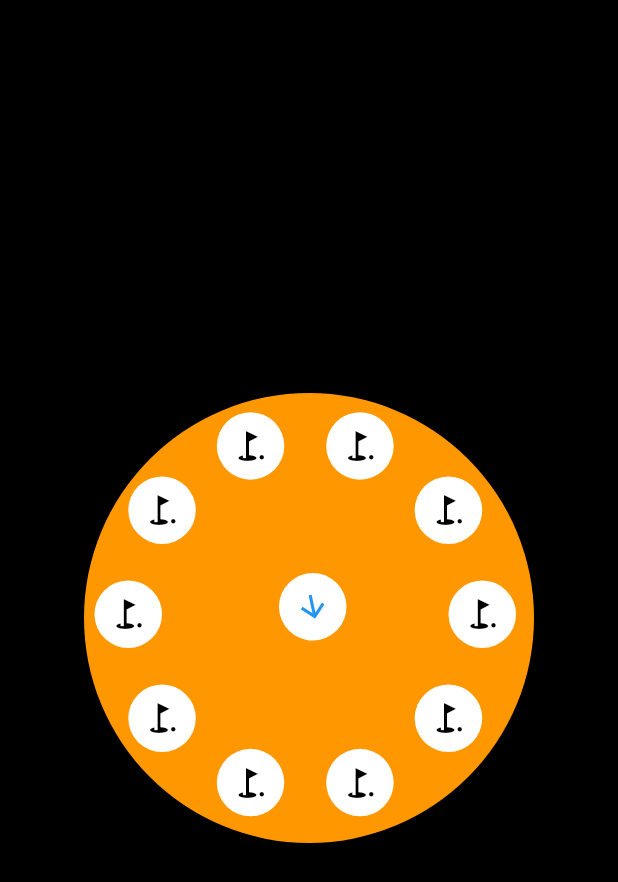
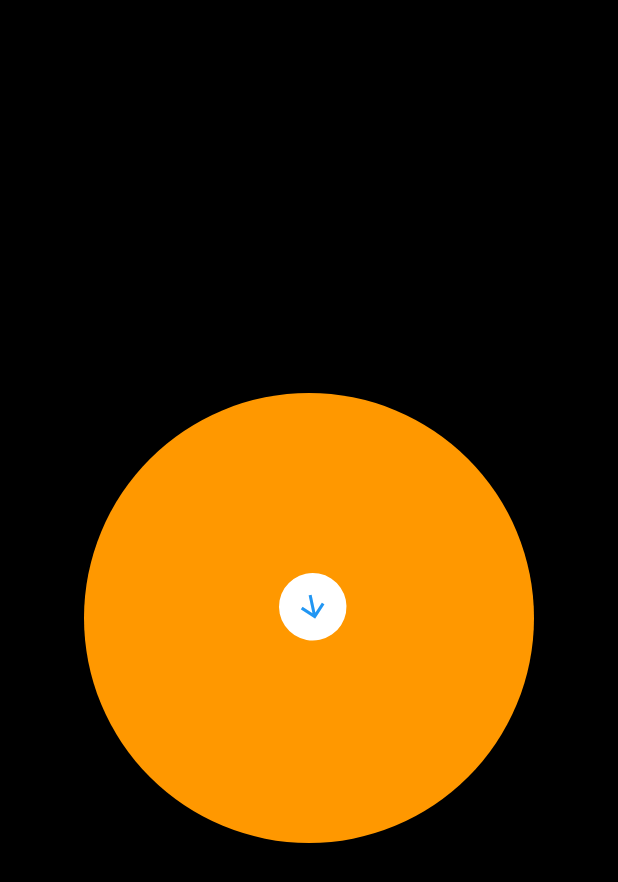
Before and after one commit to robertevans1/first_player_picker, a Flutter app: the screen it shows after launch, after a tap on the "arrow upward" icon, on a phone screen of 412 x 824 dp. Shown: the top 882 px of the screen. Run offline on Flutter 3.47's test engine with Material 2 defaults, Android fonts, the phone set to English and light mode, and no system bars.

Commit message:
buttons visibility

```diff
--- a/lib/main.dart
+++ b/lib/main.dart
@@ -6,22 +6,47 @@ void main() {
 }
 
 class ExampleWidget extends StatefulWidget {
+  final numSeats = 10;
+
   @override
   ExampleWidgetState createState() => ExampleWidgetState();
 }
 
+class CircleButton extends StatefulWidget {
+  final Function(bool) onTapCallback;
+  final IconData iconData;
+  final Color initialColor;
 
-class CircleButton extends StatelessWidget {
-  final GestureTapCallback onTap;
-  final IconData iconData;
-  final Color iconColor;
+  CircleButton({this.onTapCallback, this.iconData, this.initialColor});
 
-  const CircleButton({Key key, this.onTap, this.iconData, this.iconColor}) : super(key: key);
+  @override
+  CircleButtonState createState() => CircleButtonState();
+}
+
+
+class CircleButtonState extends State<CircleButton> {
+  Color _iconColor;
+  GestureTapCallback onTap;
+
+    @override void initState() {
+    super.initState();
+    _iconColor = widget.initialColor;
+    onTap = () {
+      setState(() {
+        if(_iconColor == Colors.black) {
+          _iconColor = Colors.red;
+          widget.onTapCallback(true);
+        } else {
+          _iconColor = Colors.black;
+          widget.onTapCallback(false);
+        }
+      });
+    };
+  }
 
   @override
   Widget build(BuildContext context) {
     double size = 45.0;
-
     return new InkResponse(
       onTap: onTap,
       child: new Container(
@@ -32,8 +57,34 @@ class CircleButton extends StatelessWidget {
           shape: BoxShape.circle,
         ),
         child: new Icon(
-          iconData,
-          color: iconColor,
+          widget.iconData,
+          color:_iconColor,
+        ),
+      ),
+    );
+  }
+}
+
+class SpinnerButton extends StatelessWidget {
+  final GestureTapCallback onTap;
+
+  SpinnerButton({this.onTap});
+
+  @override
+  Widget build(BuildContext context) {
+    double size = 45.0;
+    return new InkResponse(
+      onTap: onTap,
+      child: new Container(
+        width: size,
+        height: size,
+        decoration: new BoxDecoration(
+          color: Colors.white,
+          shape: BoxShape.circle,
+        ),
+        child: new Icon(
+          Icons.arrow_upward,
+          color: Colors.blue,
         ),
       ),
     );
@@ -42,6 +93,8 @@ class CircleButton extends StatelessWidget {
 
 class ExampleWidgetState extends State<ExampleWidget> with SingleTickerProviderStateMixin {
   AnimationController _controller;
+  List<bool> seatButtonsSelected;
+  List<bool> visibilities;
 
   @override
   void initState() {
@@ -49,6 +102,14 @@ class ExampleWidgetState extends State<ExampleWidget> with SingleTickerProviderS
       duration: const Duration(milliseconds: 1500),
       vsync: this,
     );
+
+    seatButtonsSelected = List<bool>();
+    visibilities = List<bool>();
+    for ( var i = 0 ; i < widget.numSeats; i++ ) {
+      seatButtonsSelected.add(false);
+      visibilities.add(true);
+    }
+
     super.initState();
   }
 
@@ -59,6 +120,11 @@ class ExampleWidgetState extends State<ExampleWidget> with SingleTickerProviderS
   }
 
   void spin() {
+
+    setState(() {
+      visibilities = seatButtonsSelected;
+    });
+
     _controller.reset();
     _controller.forward();
   }
@@ -73,7 +139,6 @@ class ExampleWidgetState extends State<ExampleWidget> with SingleTickerProviderS
         shape: BoxShape.circle,
       ),
     );
-    var numSeats = 10;
     return new Material(
       color: Colors.black,
       child: new Center(
@@ -83,23 +148,25 @@ class ExampleWidgetState extends State<ExampleWidget> with SingleTickerProviderS
             new Positioned(
               child: RotationTransition(
                 turns: Tween(begin: 0.0, end: 2.0).animate(_controller),
-                child: new CircleButton(onTap: () => spin(), iconColor: Colors.blue, iconData: Icons.arrow_upward,),
+                child: new SpinnerButton(onTap: () => spin()),
               ),
               top: 120.0,
               left: 130.0,
             ),
-            for ( var i = 0 ; i < numSeats; i++ )
-              Positioned(
-                child: new CircleButton(
-                  onTap: () {
+            for ( var i = 0 ; i < widget.numSeats; i++ )
+              Positioned (
+                child: Visibility (
+                  visible: visibilities[i],
+                  child: new CircleButton (
+                  initialColor: Colors.black,
+                    iconData: Icons.golf_course,
+                    onTapCallback: (bool selected){ seatButtonsSelected[i] = selected;},
+                  ),
+                ),
+                top: sin(2.0 * pi * i.toDouble()/widget.numSeats.toDouble()) * 118 + 125,
+                left: cos(2.0 * pi * i.toDouble()/widget.numSeats.toDouble()) * 118 + 125,
+              )
 
-                  },
-                  iconData: Icons.golf_course,
-                  iconColor: Colors.black,
-                ),
-                top: sin(2.0 * pi * i.toDouble()/numSeats.toDouble()) * 118 + 125,
-                left: cos(2.0 * pi * i.toDouble()/numSeats.toDouble()) * 118 + 125,
-              ),
           ],
         ),
       ),
```
